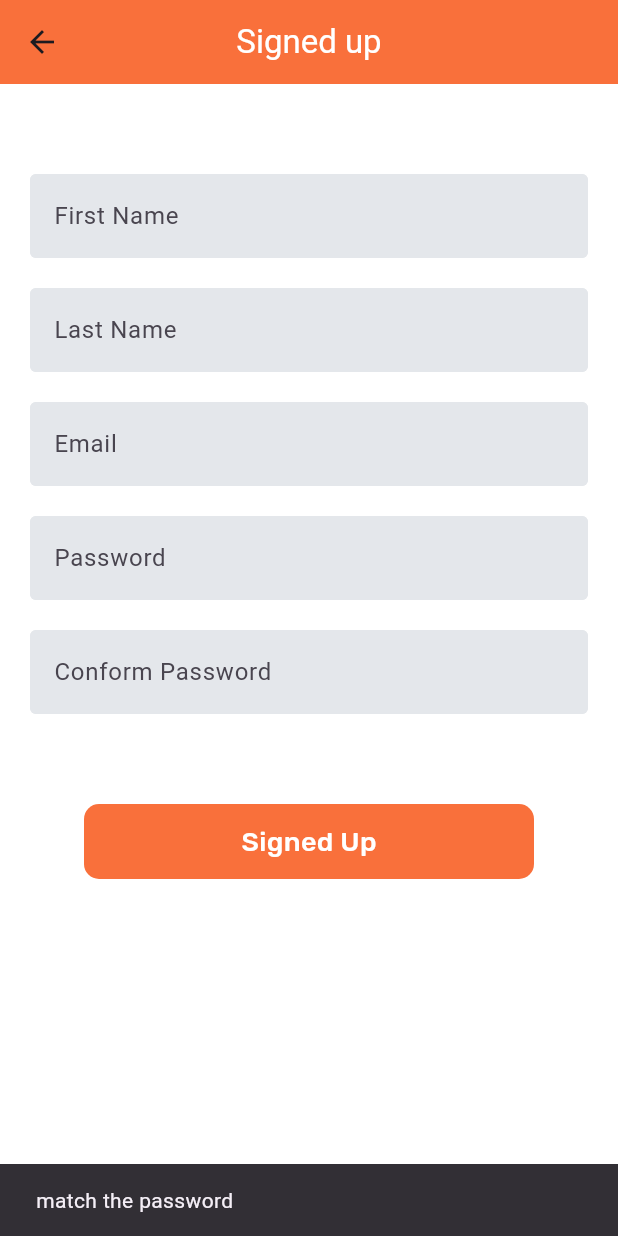
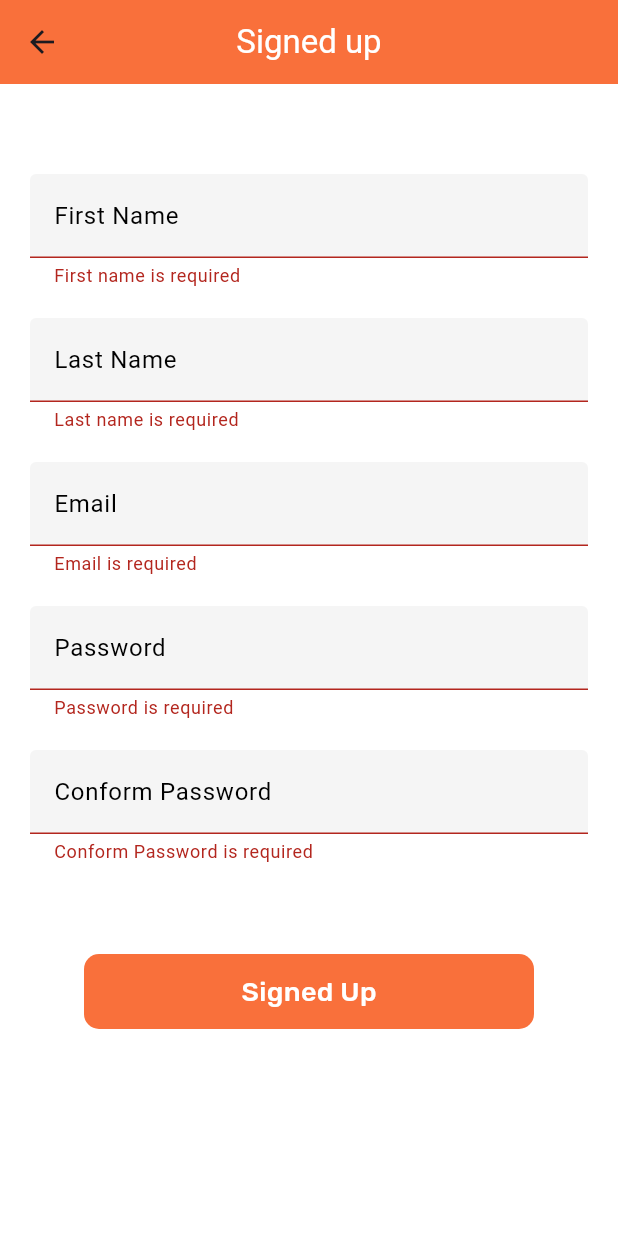
Before and after one commit to MueedFarooq/Flutter-M_box-maintenance, a Flutter app: the Signedup screen opened directly, after a tap on "Signed Up", on a phone screen of 412 x 824 dp. Run offline on Flutter 3.47's test engine with Material 3 defaults, Android fonts, the phone set to English and light mode, and no system bars; our stand-ins replace animated_text_kit, shared_preferences; accounts and stored records are empty; Roboto replaces fonts that are missing (rubik_medium).

Commit message:
Update SignUp page

```diff
--- a/lib/Buyer.dart
+++ b/lib/Buyer.dart
@@ -26,6 +26,7 @@ class _BuyerState extends State<Buyer> {
     setState(() {});
   }
 
+  @override
   Widget build(BuildContext context) {
     return Scaffold(
       appBar: AppBar(
--- a/lib/Login_page.dart
+++ b/lib/Login_page.dart
@@ -5,6 +5,7 @@ import 'package:m_box/car_repair_home.dart';
 import 'package:m_box/constants.dart';
 import 'package:m_box/Signedup_page.dart';
 import 'package:shared_preferences/shared_preferences.dart';
+
 class LoginPage extends StatefulWidget {
   const LoginPage({super.key});
 
@@ -15,16 +16,19 @@ class LoginPage extends StatefulWidget {
 class _LoginPageState extends State<LoginPage> {
   final EmailController = TextEditingController();
   final PasswordCont = TextEditingController();
-  List<String> items = ['Repair','Seller','Buyer'];
-  String? selectedItem ;
+  List<String> items = ['Repair', 'Seller', 'Buyer'];
+  String? selectedItem;
   @override
-  initState(){
+  initState() {
     super.initState();
     selectedItem = items[0];
   }
-  bool invalidate(){
+
+  bool invalidate() {
     return EmailController.text.isEmpty || PasswordCont.text.isEmpty;
   }
+
+  @override
   Widget build(BuildContext context) {
     return Scaffold(
       backgroundColor: Colors.white,
@@ -146,15 +150,13 @@ class _LoginPageState extends State<LoginPage> {
                         color: Color(0xff203142),
                         fontSize: 16,
                         fontFamily: 'Rubik regular',
-                          decoration: TextDecoration.underline
+                        decoration: TextDecoration.underline,
                       ),
                     ),
                   ),
                 ],
               ),
-              SizedBox(
-                height: 10,
-              ),
+              SizedBox(height: 10),
               SizedBox(
                 width: 240,
                 child: DropdownButtonFormField<String>(
@@ -172,12 +174,14 @@ class _LoginPageState extends State<LoginPage> {
                     filled: true,
                   ),
                   value: selectedItem,
-                  items: items.map((String item){
+                  items:
+                      items.map((String item) {
                         return DropdownMenuItem(
                           value: item,
-                        child: Text(item,style: TextStyle(fontSize: 20),));
+                          child: Text(item, style: TextStyle(fontSize: 20)),
+                        );
                       }).toList(),
-                  onChanged: (String? newvalue){
+                  onChanged: (String? newvalue) {
                     setState(() {
                       selectedItem = newvalue;
                     });
@@ -186,25 +190,38 @@ class _LoginPageState extends State<LoginPage> {
               ),
               SizedBox(height: 100),
               InkWell(
-                onTap: ()async{
-                  if(invalidate()) {
-                    ScaffoldMessenger.of(context).showSnackBar(SnackBar(content: Text('Enter email or password'),backgroundColor: Colors.red,),);
-                  }
-                  else{
-                  SharedPreferences sp = await SharedPreferences.getInstance();
+                onTap: () async {
+                  if (invalidate()) {
+                    ScaffoldMessenger.of(context).showSnackBar(
+                      SnackBar(
+                        content: Text('Enter email or password'),
+                        backgroundColor: Colors.red,
+                      ),
+                    );
+                  } else {
+                    SharedPreferences sp =
+                        await SharedPreferences.getInstance();
                     sp.setString('email', EmailController.text.toString());
                     sp.setString('Role', selectedItem.toString());
                     sp.setBool('islogin', true);
 
                     if (selectedItem == 'Repair') {
-                      Navigator.push(context, MaterialPageRoute(
-                          builder: (context) => CarRepairHome()));
+                      Navigator.push(
+                        context,
+                        MaterialPageRoute(
+                          builder: (context) => CarRepairHome(),
+                        ),
+                      );
                     } else if (selectedItem == 'Seller') {
-                      Navigator.push(context,
-                          MaterialPageRoute(builder: (context) => Seller()));
+                      Navigator.push(
+                        context,
+                        MaterialPageRoute(builder: (context) => Seller()),
+                      );
                     } else {
-                      Navigator.push(context,
-                          MaterialPageRoute(builder: (context) => Buyer()));
+                      Navigator.push(
+                        context,
+                        MaterialPageRoute(builder: (context) => Buyer()),
+                      );
                     }
                   }
                 },
@@ -241,7 +258,14 @@ class _LoginPageState extends State<LoginPage> {
                   ),
                   SizedBox(width: 5),
                   InkWell(
-                    onTap: (){ Navigator.push(context, MaterialPageRoute(builder: (context) =>const Signedup()));},
+                    onTap: () {
+                      Navigator.push(
+                        context,
+                        MaterialPageRoute(
+                          builder: (context) => const Signedup(),
+                        ),
+                      );
+                    },
                     hoverColor: orangeColor,
                     hoverDuration: Duration(seconds: 3),
                     child: Text(
--- a/lib/Seller.dart
+++ b/lib/Seller.dart
@@ -3,6 +3,7 @@ import 'package:m_box/constants.dart';
 import 'package:shared_preferences/shared_preferences.dart';
 
 import 'Login_page.dart';
+
 class Seller extends StatefulWidget {
   const Seller({super.key});
 
@@ -11,24 +12,29 @@ class Seller extends StatefulWidget {
 }
 
 class _SellerState extends State<Seller> {
-  String email ='';
+  String email = '';
   String role = '';
   @override
-  void initState(){
+  void initState() {
     super.initState();
     loadData();
   }
-  loadData()async{
+
+  loadData() async {
     SharedPreferences sp = await SharedPreferences.getInstance();
     email = sp.getString('email') ?? '';
-    role = sp.getString('Role')?? '';
-    setState(() {
-    });
+    role = sp.getString('Role') ?? '';
+    setState(() {});
   }
+
+  @override
   Widget build(BuildContext context) {
     return Scaffold(
       appBar: AppBar(
-        title: Text('Car Sale',style: TextStyle(color: Colors.white,fontFamily: 'rubik_medium'),),
+        title: Text(
+          'Car Sale',
+          style: TextStyle(color: Colors.white, fontFamily: 'rubik_medium'),
+        ),
         backgroundColor: orangeColor,
         centerTitle: true,
         automaticallyImplyLeading: false,
@@ -42,28 +48,33 @@ class _SellerState extends State<Seller> {
           Row(
             mainAxisAlignment: MainAxisAlignment.spaceEvenly,
             children: [
-              Text('Email',style: TextStyle(fontSize: 20),),
-              Text(email,style: TextStyle(fontSize: 20),),
+              Text('Email', style: TextStyle(fontSize: 20)),
+              Text(email, style: TextStyle(fontSize: 20)),
             ],
           ),
           Divider(),
           Row(
             mainAxisAlignment: MainAxisAlignment.spaceEvenly,
             children: [
-              Text('Role',style: TextStyle(fontSize: 20),),
-              Text(role,style: TextStyle(fontSize: 20),),
+              Text('Role', style: TextStyle(fontSize: 20)),
+              Text(role, style: TextStyle(fontSize: 20)),
             ],
           ),
           Divider(),
-          SizedBox(height: 20,),
-          CustomButton(TxT: 'Log Out', onpress: () async{
-            SharedPreferences sp =await SharedPreferences.getInstance();
-            sp.clear();
-            Navigator.push(context, MaterialPageRoute(builder: (context)=> LoginPage()));
-          })
+          SizedBox(height: 20),
+          CustomButton(
+            TxT: 'Log Out',
+            onpress: () async {
+              SharedPreferences sp = await SharedPreferences.getInstance();
+              sp.clear();
+              Navigator.push(
+                context,
+                MaterialPageRoute(builder: (context) => LoginPage()),
+              );
+            },
+          ),
         ],
       ),
-
     );
   }
 }
--- a/lib/Signedup_page.dart
+++ b/lib/Signedup_page.dart
@@ -1,6 +1,5 @@
 import 'package:flutter/material.dart';
 import 'package:m_box/constants.dart';
-import 'package:shared_preferences/shared_preferences.dart';
 
 class Signedup extends StatefulWidget {
   const Signedup({super.key});
@@ -15,6 +14,7 @@ class _SignedupState extends State<Signedup> {
   final emal_controller = TextEditingController();
   final passwordcontroler = TextEditingController();
   final ConformController = TextEditingController();
+  final GlobalKey<FormState> _formKey = GlobalKey<FormState>();
 
   @override
   Widget build(BuildContext context) {
@@ -29,43 +29,69 @@ class _SignedupState extends State<Signedup> {
       ),
       backgroundColor: Colors.white,
       body: SingleChildScrollView(
+        child: Form(
+          key: _formKey,
           child: Column(
             mainAxisAlignment: MainAxisAlignment.start,
             crossAxisAlignment: CrossAxisAlignment.center,
             children: [
               SizedBox(height: 50),
-            Textfromfield(hintText: 'First Name', controller: first_controller,see: false),
-            Textfromfield(hintText: 'Last Name', controller: last_controller, see: false),
-            Textfromfield(hintText: 'Email', controller: emal_controller,see: false),
+              Textfromfield(
+                hintText: 'First Name',
+                controller: first_controller,
+                see: false,
+                validator: validator.FirstName,
+              ),
+              Textfromfield(
+                hintText: 'Last Name',
+                controller: last_controller,
+                see: false,
+                validator: validator.LastName,
+              ),
+              Textfromfield(
+                hintText: 'Email',
+                controller: emal_controller,
+                see: false,
+                validator: validator.email,
+              ),
               Textfromfield(
                 hintText: 'Password',
                 controller: passwordcontroler,
                 see: true,
+                validator: validator.password,
               ),
               Textfromfield(
                 hintText: 'Conform Password',
                 controller: ConformController,
                 see: true,
+                validator: (value) {
+                  if (value == null || value.isEmpty) {
+                    return 'Conform Password is required';
+                  } else if (!validatePass()) {
+                    return 'Conform Password Should be Same';
+                  }
+                  return null;
+                },
               ),
               SizedBox(height: 50),
               CustomButton(
                 TxT: 'Signed Up',
                 onpress: () {
-                if (validateForm()) {
-                  if (validatePass()) {
-                    ScaffoldMessenger.of(context).showSnackBar(
-                      SnackBar(content: Text('Signed up successfully')),
-                    );
-                  } else {
-                    ScaffoldMessenger.of(context).showSnackBar(
-                      SnackBar(content: Text('match the password')),
-                    );
-                  }
-                } else {
-                  ScaffoldMessenger.of(context).showSnackBar(
-                    SnackBar(
-                      content: Text('Fill the Form'),
-                      backgroundColor: Colors.red,
+                  if (_formKey.currentState!.validate()) {
+                    showDialog<String>(
+                      context: context,
+                      builder:
+                          (BuildContext context) => AlertDialog(
+                            title: Text('Sign Up'),
+                            content: Text('Your Account has been created'),
+                            actions: [
+                              TextButton(
+                                onPressed: () {
+                                  Navigator.of(context).pop();
+                                },
+                                child: Text('OK'),
+                              ),
+                            ],
                           ),
                     );
                   }
@@ -74,18 +100,11 @@ class _SignedupState extends State<Signedup> {
             ],
           ),
         ),
+      ),
     );
   }
 
   bool validatePass() {
-    return passwordcontroler.text == ConformController;
-  }
-
-  bool validateForm() {
-    return first_controller.text.isEmpty &&
-        last_controller.text.isEmpty &&
-        emal_controller.text.isEmpty &&
-        passwordcontroler.text.isEmpty &&
-        ConformController.text.isEmpty;
+    return passwordcontroler.text == ConformController.text;
   }
 }
--- a/lib/SplashScreen.dart
+++ b/lib/SplashScreen.dart
@@ -43,6 +43,7 @@ class _SplashscreenState extends State<Splashscreen> {
       Navigator.push(context, MaterialPageRoute(builder: (context)=> LoginPage()));
     });
   }
+  @override
   Widget build(BuildContext context) {
     return Scaffold(
       body: Center(
--- a/lib/car_repair_home.dart
+++ b/lib/car_repair_home.dart
@@ -23,6 +23,7 @@ class _CarRepairHomeState extends State<CarRepairHome> {
     setState(() {
     });
   }
+  @override
   Widget build(BuildContext context) {
     return Scaffold(
       appBar: AppBar(
--- a/lib/constants.dart
+++ b/lib/constants.dart
@@ -3,11 +3,49 @@ import 'package:flutter/material.dart';
 Color orangeColor = Color(0xfff9703b);
 Color WhiColor = Color(0xffE4E7eB);
 
+class validator {
+  static String? email(String? value) {
+    if (value == null || value.trim().isEmpty) {
+      return 'Email is required';
+    }
+    return null;
+  }
+
+  static String? FirstName(String? value) {
+    if (value == null || value.trim().isEmpty) {
+      return 'First name is required';
+    }
+    return null;
+  }
+
+  static String? LastName(String? value) {
+    if (value == null || value.trim().isEmpty) {
+      return 'Last name is required';
+    }
+    return null;
+  }
+
+  static String? password(String? value) {
+    if (value == null || value.trim().isEmpty) {
+      return 'Password is required';
+    }
+    return null;
+  }
+}
+
 class Textfromfield extends StatefulWidget {
   final String hintText;
   final TextEditingController controller;
   final bool see;
-  const Textfromfield({super.key, required this.hintText,required this.controller, required this.see });
+  final String? Function(String?)? validator;
+
+  const Textfromfield({
+    super.key,
+    required this.hintText,
+    required this.controller,
+    required this.see,
+    this.validator,
+  });
 
   @override
   State<Textfromfield> createState() => _TextfromfieldState();
@@ -19,11 +57,13 @@ class _TextfromfieldState extends State<Textfromfield> {
     return Padding(
       padding: const EdgeInsets.symmetric(horizontal: 20, vertical: 10),
       child: TextFormField(
+        validator: widget.validator,
         obscureText: widget.see,
         controller: widget.controller,
         decoration: InputDecoration(
-          hintText: widget.hintText,
-          fillColor: WhiColor,
+          label: Text(widget.hintText),
+          labelStyle: TextStyle(color: Colors.black),
+          fillColor: Colors.grey[100],
           filled: true,
           focusedBorder: OutlineInputBorder(
             borderSide: BorderSide(color: Color(0xffE4E7eB)),
@@ -40,7 +80,7 @@ class _TextfromfieldState extends State<Textfromfield> {
 class CustomButton extends StatelessWidget {
   final String TxT;
   final VoidCallback onpress;
- const  CustomButton({super.key,required this.TxT, required this.onpress});
+  const CustomButton({super.key, required this.TxT, required this.onpress});
 
   @override
   Widget build(BuildContext context) {
--- a/lib/main.dart
+++ b/lib/main.dart
@@ -1,15 +1,11 @@
 import 'package:flutter/material.dart';
-import 'package:m_box/Login_page.dart';
-import 'package:m_box/Signedup_page.dart';
-import 'package:m_box/SplashScreen.dart';
-import 'package:m_box/car_repair_home.dart';
-import 'package:m_box/constants.dart';
+import 'SplashScreen.dart';
 void main() {
   runApp(const MyApp());
 }
 
 class MyApp extends StatelessWidget {
-  const MyApp({Key? key}) : super(key: key);
+  const MyApp({super.key}) ;
   @override
   Widget build(BuildContext context) {
     return MaterialApp(
```
Lines whose indentation alone changed are shown as unchanged.
